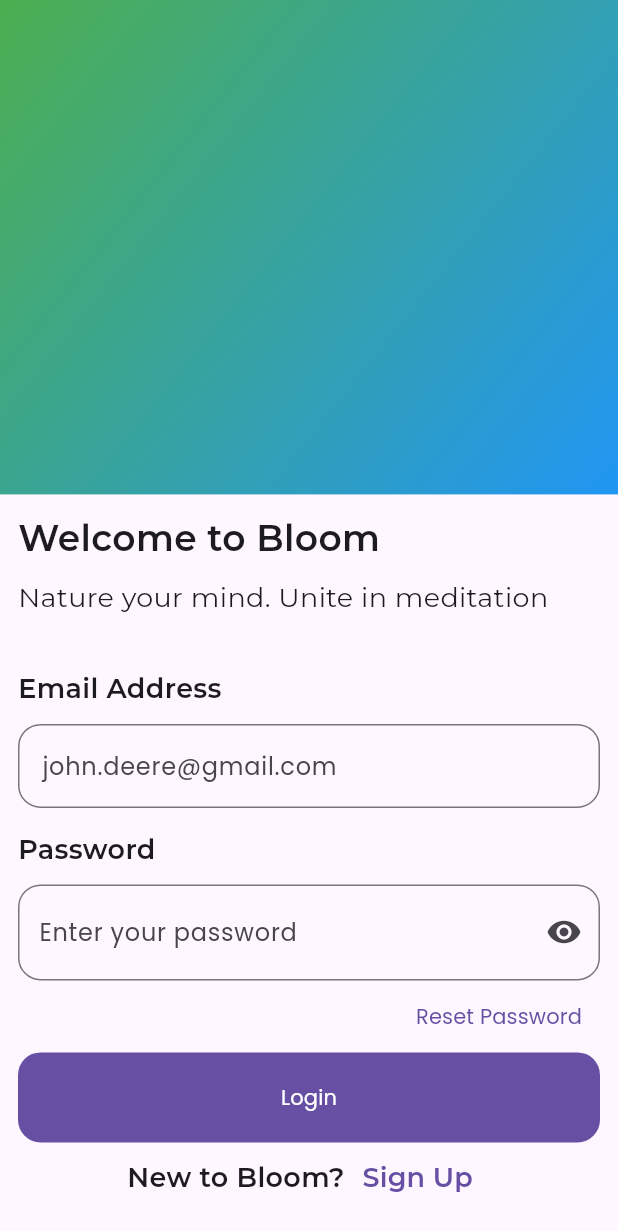
After one commit to SamuelWorld20/e_commerce, a Flutter app: the LoginScreen screen opened directly, on a phone screen of 412 x 824 dp. The commit adds this screen. Shown: the top 1231 px of the screen. Run offline on Flutter 3.47's test engine with Material 2 defaults, Android fonts, the phone set to English and light mode, and no system bars; our stand-ins replace google_fonts; missing offline and left inert: currency_symbols; key blocks and very long unbroken strings in the code were emptied for the run.

Commit message:
added a login screen

```diff
--- a/lib/main.dart
+++ b/lib/main.dart
@@ -3,6 +3,7 @@ import 'config/theme.dart';
 import 'splash_screen.dart';
 import 'provider/food_provider.dart';
 import 'package:provider/provider.dart';
+import 'screen/login_screen.dart';
 
 void main() {
   runApp(const MyApp());
--- a/lib/screen/home_screen.dart
+++ b/lib/screen/home_screen.dart
@@ -1,7 +1,6 @@
 import 'package:flutter/material.dart';
 import 'package:flutter/cupertino.dart';
-// import 'package:e_commerce/widgets/food_card.dart';
-// import 'package:e_commerce/provider/food_provider.dart';
+import 'login_screen.dart';
 
 class HomeScreen extends StatelessWidget {
   const HomeScreen({Key? key});
@@ -12,7 +11,22 @@ class HomeScreen extends StatelessWidget {
       appBar: AppBar(
         leading: Image.asset('assets/bar.png'),
         actions: [
-          IconButton(onPressed: () {}, icon: const Icon(CupertinoIcons.cart))
+          FutureBuilder(
+            future: Navigator.of(context).push(
+              MaterialPageRoute(
+                builder: (context) => const LoginScreen(),
+              ),
+            ),
+            builder: (context, snapshot) {
+              if (snapshot.connectionState == ConnectionState.waiting) {
+                return CircularProgressIndicator();
+              } else {
+                return IconButton(
+                    onPressed: () {}, icon: const Icon(CupertinoIcons.cart));
+              }
+            },
+          ),
+          // IconButton(onPressed: () {}, icon: const Icon(CupertinoIcons.cart))
         ],
       ),
       body: Column(
--- /dev/null
+++ b/lib/screen/login_screen.dart
@@ -0,0 +1,147 @@
+import 'package:flutter/material.dart';
+import 'package:google_fonts/google_fonts.dart';
+
+class LoginScreen extends StatefulWidget {
+  const LoginScreen({super.key});
+
+  @override
+  State<LoginScreen> createState() => _LoginScreenState();
+}
+
+class _LoginScreenState extends State<LoginScreen> {
+  @override
+  Widget build(BuildContext context) {
+    final size = MediaQuery.of(context).size.height;
+    return Scaffold(
+      body: SingleChildScrollView(
+        child: Column(
+          children: [
+            Container(
+              height: size * 0.4,
+              decoration: const BoxDecoration(
+                gradient: LinearGradient(
+                  begin: Alignment.topLeft,
+                  end: Alignment.bottomRight,
+                  colors: [
+                    Colors.green,
+                    Colors.blue,
+                  ],
+                ),
+              ),
+            ),
+            Container(
+              height: size * 0.6,
+              padding: const EdgeInsets.all(12),
+              child: Column(
+                crossAxisAlignment: CrossAxisAlignment.start,
+                children: [
+                  Text(
+                    'Welcome to Bloom',
+                    style: GoogleFonts.montserrat(
+                        fontSize: 24, fontWeight: FontWeight.w600),
+                  ),
+                  const SizedBox(
+                    height: 10,
+                  ),
+                  Text('Nature your mind. Unite in meditation',
+                      style: GoogleFonts.montserrat(fontSize: 18)),
+                  const SizedBox(
+                    height: 35,
+                  ),
+                  Form(
+                    child: Column(
+                      crossAxisAlignment: CrossAxisAlignment.start,
+                      children: [
+                        Text('Email Address',
+                            style: GoogleFonts.montserrat(
+                                fontSize: 18, fontWeight: FontWeight.w600)),
+                        const SizedBox(
+                          height: 10,
+                        ),
+                        TextFormField(
+                          decoration: InputDecoration(
+                            enabled: true,
+                            hintText: 'john.deere@gmail.com',
+                            border: OutlineInputBorder(
+                              borderRadius: BorderRadius.circular(15),
+                              borderSide: const BorderSide(
+                                color: Colors.black,
+                                width: 1,
+                              ),
+                            ),
+                          ),
+                        ),
+                        const SizedBox(height: 15),
+                        Text('Password',
+                            style: GoogleFonts.montserrat(
+                                fontSize: 18, fontWeight: FontWeight.w600)),
+                        const SizedBox(
+                          height: 10,
+                        ),
+                        TextFormField(
+                          obscureText: true,
+                          decoration: InputDecoration(
+                            enabled: true,
+                            suffixIcon: const Icon(Icons.remove_red_eye),
+                            contentPadding: const EdgeInsets.symmetric(
+                                horizontal: 10, vertical: 20),
+                            hintText: 'Enter your password',
+                            border: OutlineInputBorder(
+                              borderRadius: BorderRadius.circular(15),
+                              borderSide: const BorderSide(
+                                color: Colors.black,
+                                width: 1,
+                              ),
+                            ),
+                          ),
+                        ),
+                        Container(
+                          alignment: Alignment.centerRight,
+                          width: double.infinity,
+                          child: TextButton(
+                            child: const Text(
+                              'Reset Password',
+                            ),
+                            onPressed: () {},
+                          ),
+                        ),
+                        SizedBox(
+                          width: double.infinity,
+                          child: FilledButton(
+                            style: FilledButton.styleFrom(
+                                shape: RoundedRectangleBorder(
+                                    borderRadius: BorderRadius.circular(15)),
+                                padding: const EdgeInsets.symmetric(
+                                    vertical: 20, horizontal: 10)),
+                            onPressed: () {},
+                            child: const Text('Login'),
+                          ),
+                        ),
+                        Row(
+                          mainAxisAlignment: MainAxisAlignment.center,
+                          children: [
+                            Text('New to Bloom?',
+                                style: GoogleFonts.montserrat(
+                                    fontSize: 18, fontWeight: FontWeight.w600)),
+                            TextButton(
+                              onPressed: () {},
+                              child: Text(
+                                'Sign Up',
+                                style: GoogleFonts.montserrat(
+                                    fontSize: 18, fontWeight: FontWeight.w600),
+                              ),
+                            )
+                          ],
+                        )
+                      ],
+                    ),
+                  ),
+                ],
+              ),
+            ),
+          ],
+        ),
+      ),
+    );
+  }
+}
--- a/pubspec.yaml
+++ b/pubspec.yaml
@@ -37,6 +37,7 @@ dependencies:
   cupertino_icons: ^1.0.2
   currency_symbols: ^0.0.1
   provider: ^6.0.5
+  google_fonts: ^6.1.0
 
 dev_dependencies:
   flutter_test:
```
